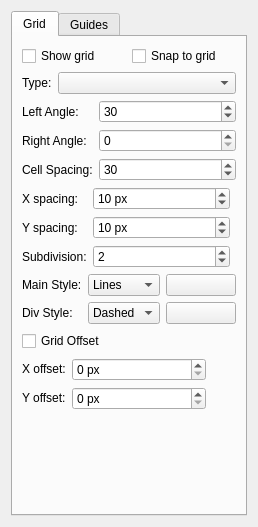
Qt form plugins/dockers/griddocker/grid_config_widget.ui (KDE/krita) before a commit.
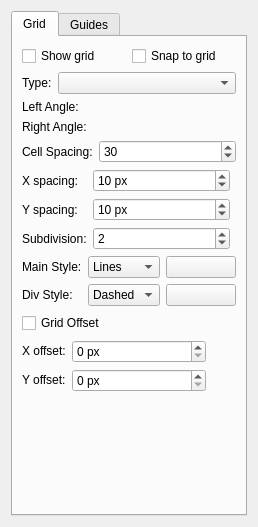
The same form after that commit. Custom widgets are drawn as their Qt base class.

Commit message: Change the isometric options in grid docker to use KisAngleSelector

```diff
--- a/plugins/dockers/griddocker/grid_config_widget.ui
+++ b/plugins/dockers/griddocker/grid_config_widget.ui
@@ -130,23 +130,7 @@
            </property>
           </widget>
          </item>
-         <item column="1" row="1">
-          <widget class="QSpinBox" name="angleRightSpinbox">
-           <property name="sizePolicy">
-            <sizepolicy hsizetype="Preferred" vsizetype="Fixed">
-             <horstretch>0</horstretch>
-             <verstretch>0</verstretch>
-            </sizepolicy>
-           </property>
-           <property name="minimum">
-            <number>0</number>
-           </property>
-           <property name="maximum">
-            <number>89</number>
-           </property>
-          </widget>
-         </item>
-         <item column="0" row="2">
+         <item row="2" column="0">
           <widget class="QLabel" name="cellSpacingLabel">
            <property name="sizePolicy">
             <sizepolicy hsizetype="Minimum" vsizetype="Preferred">
@@ -159,29 +143,7 @@
            </property>
           </widget>
          </item>
-         <item column="1" row="0">
-          <widget class="QSpinBox" name="angleLeftSpinbox">
-           <property name="sizePolicy">
-            <sizepolicy hsizetype="Preferred" vsizetype="Fixed">
-             <horstretch>0</horstretch>
-             <verstretch>0</verstretch>
-            </sizepolicy>
-           </property>
-           <property name="minimum">
-            <number>0</number>
-           </property>
-           <property name="maximum">
-            <number>89</number>
-           </property>
-           <property name="singleStep">
-            <number>1</number>
-           </property>
-           <property name="value">
-            <number>30</number>
-           </property>
-          </widget>
-         </item>
-         <item column="0" row="1">
+         <item row="1" column="0">
           <widget class="QLabel" name="rightAngleLabel">
            <property name="sizePolicy">
             <sizepolicy hsizetype="Minimum" vsizetype="Preferred">
@@ -207,6 +169,12 @@
            </property>
           </widget>
          </item>
+         <item row="0" column="1">
+          <widget class="KisAngleSelector" name="angleLeftAngleSelector" native="true"/>
+         </item>
+         <item row="1" column="1">
+          <widget class="KisAngleSelector" name="angleRightAngleSelector" native="true"/>
+         </item>
         </layout>
        </item>
        <item>
@@ -721,6 +689,12 @@
    <extends>QSpinBox</extends>
    <header>kis_int_parse_spin_box.h</header>
   </customwidget>
+  <customwidget>
+   <class>KisAngleSelector</class>
+   <extends>QWidget</extends>
+   <header location="global">KisAngleSelector.h</header>
+   <container>1</container>
+  </customwidget>
  </customwidgets>
  <resources/>
  <connections/>
```
Left out of the diff: 50 changed lines with no effect on the pictures. The commit also changes 1 other file.
